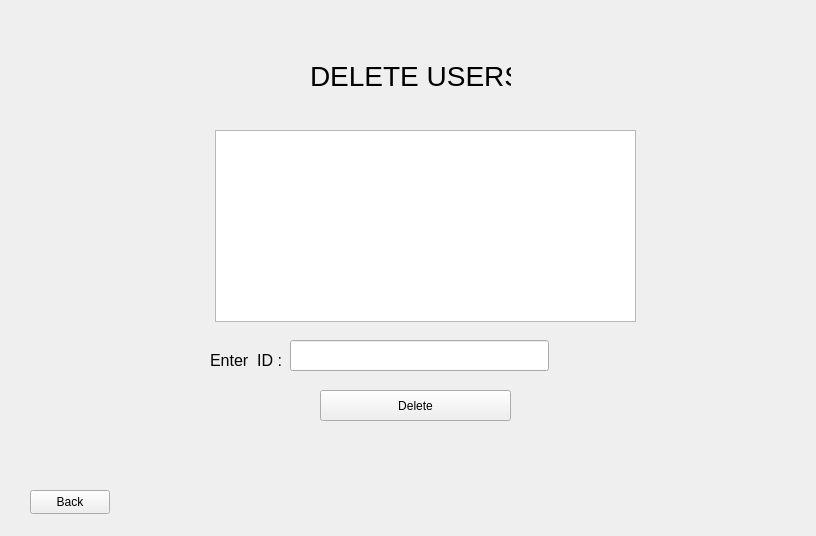
First picture: the form in Library-Management-System/deleteuser.ui, repository danisensei/Library-Management-System, before the edit.
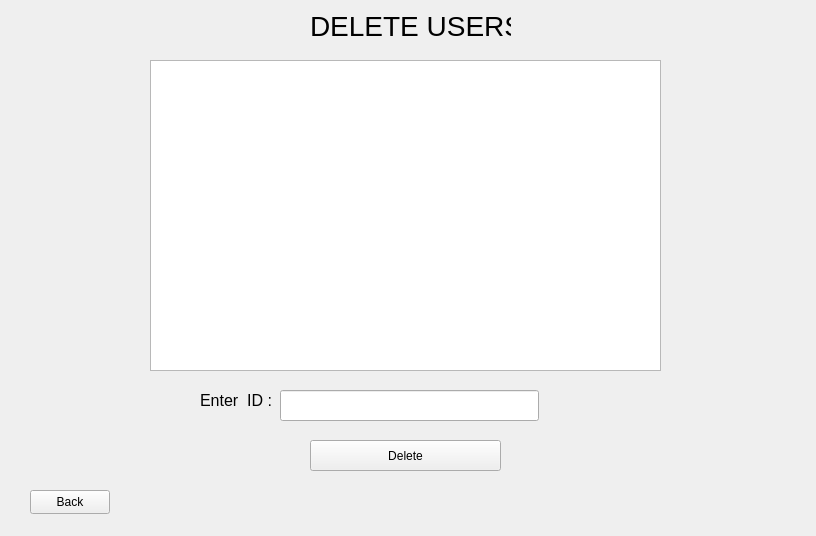
Second picture: the form after the edit.

Commit message:
Edited various table UI sizes and added practical data for books
- Working on searchbooks

```diff
--- a/Library-Management-System/deleteuser.ui
+++ b/Library-Management-System/deleteuser.ui
@@ -16,8 +16,8 @@
   <widget class="QLineEdit" name="deleteidtextbox">
    <property name="geometry">
     <rect>
-     <x>290</x>
-     <y>340</y>
+     <x>280</x>
+     <y>390</y>
      <width>259</width>
      <height>31</height>
     </rect>
@@ -26,8 +26,8 @@
   <widget class="QLabel" name="idlabel">
    <property name="geometry">
     <rect>
-     <x>210</x>
-     <y>340</y>
+     <x>200</x>
+     <y>380</y>
      <width>71</width>
      <height>41</height>
     </rect>
@@ -45,7 +45,7 @@
    <property name="geometry">
     <rect>
      <x>310</x>
-     <y>40</y>
+     <y>-10</y>
      <width>201</width>
      <height>72</height>
     </rect>
@@ -62,8 +62,8 @@
   <widget class="QPushButton" name="deletebutton">
    <property name="geometry">
     <rect>
-     <x>320</x>
-     <y>390</y>
+     <x>310</x>
+     <y>440</y>
      <width>191</width>
      <height>31</height>
     </rect>
@@ -75,10 +75,10 @@
   <widget class="QTableView" name="usertable">
    <property name="geometry">
     <rect>
-     <x>215</x>
-     <y>130</y>
-     <width>421</width>
-     <height>192</height>
+     <x>150</x>
+     <y>60</y>
+     <width>511</width>
+     <height>311</height>
     </rect>
    </property>
   </widget>
```
The commit also changes 5 other files.
